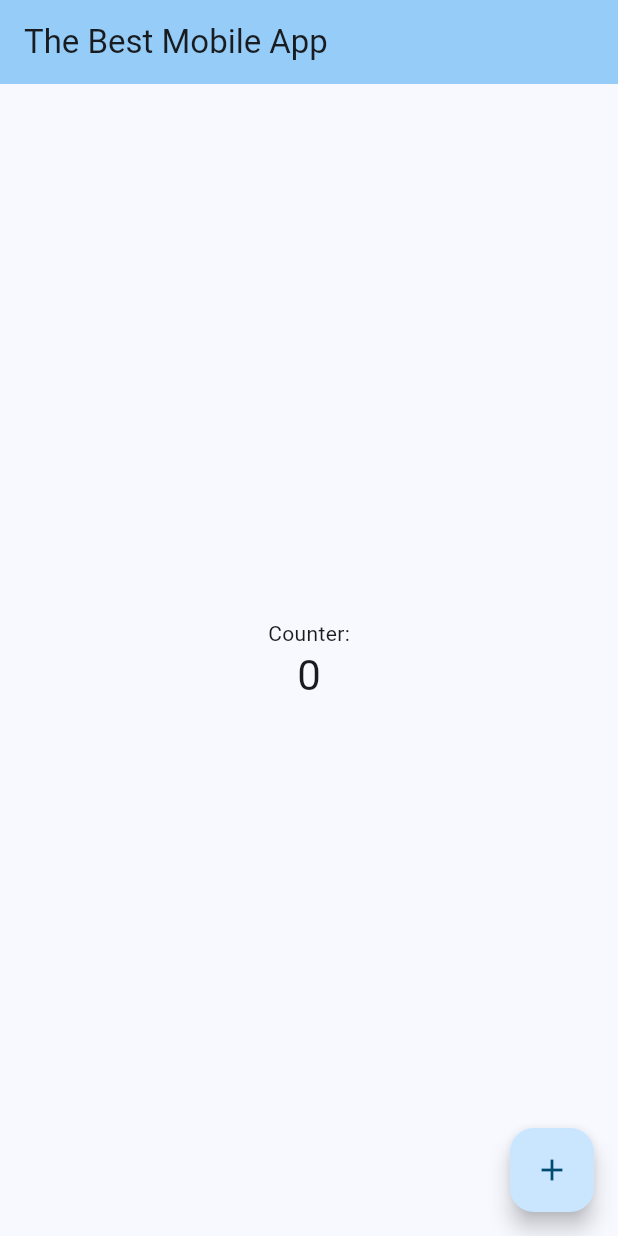
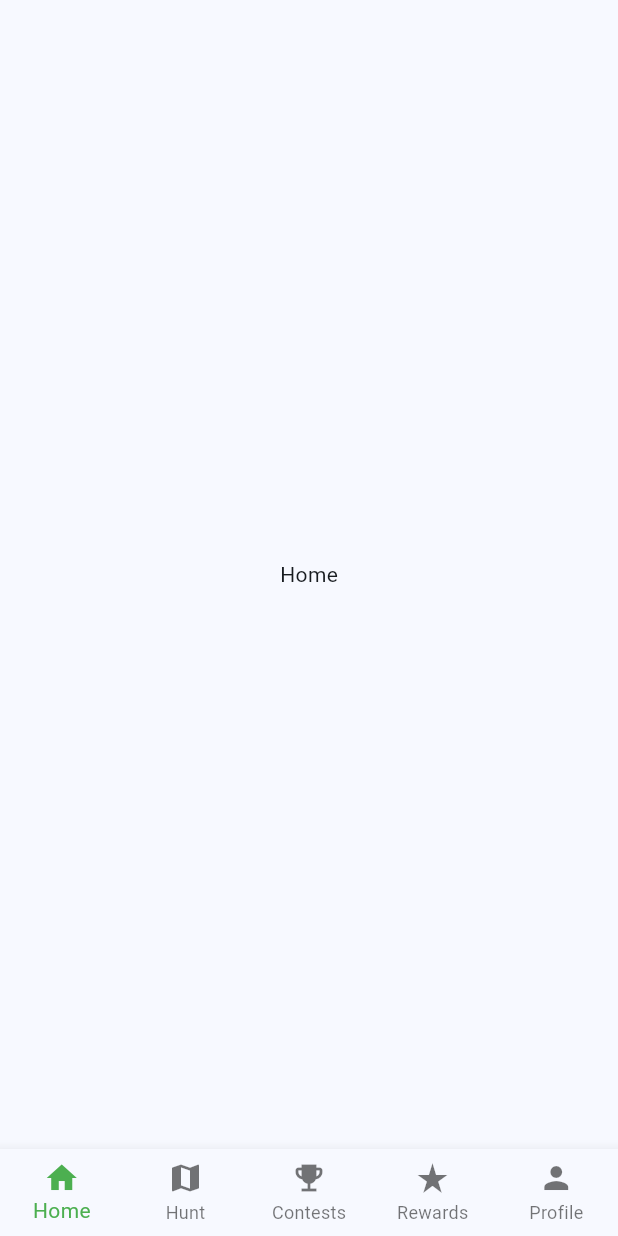
Before and after one commit to xKarinSan/Google-Ignite-2023, a Flutter app: the screen it shows after launch, on a phone screen of 412 x 824 dp. Run offline on Flutter 3.47's test engine with Material 2 defaults, Android fonts, the light colour scheme and no system bars; our stand-ins replace firebase_core, flutter_dotenv, localstorage; accounts and stored records are empty.

Commit message:
feat: routing

```diff
--- /dev/null
+++ b/lib/General/bottom_bar.dart
@@ -0,0 +1,84 @@
+import 'package:flutter/material.dart';
+import 'package:localstorage/localstorage.dart';
+
+// =============== pages ===============
+import "../Recycling/Pages/bin_locator.dart";
+import "../Home/pages/home.dart";
+import "../Contests/pages/all_contest_page.dart";
+
+void main() {
+  runApp(const BottomBar());
+}
+
+class BottomBar extends StatefulWidget {
+  const BottomBar({Key? key}) : super(key: key);
+  @override
+  State<BottomBar> createState() => _BottomBarState();
+}
+
+class _BottomBarState extends State<BottomBar> {
+  final LocalStorage storage = LocalStorage('bottom_bar_state');
+  int _selectedIndex = 0;
+
+  @override
+  bool get wantKeepAlive => true;
+
+  void _onItemTapped(int index) {
+    setState(() {
+      _selectedIndex = index;
+    });
+    storage.setItem('index', index);
+  }
+
+  @override
+  Widget build(BuildContext context) {
+    if (storage.getItem("index") != null) {
+      _selectedIndex = storage.getItem("index");
+      // print("index: $_selectedIndex");
+    } else {
+      _selectedIndex = 0;
+    }
+
+    return BottomNavigationBar(
+      type: BottomNavigationBarType.fixed,
+      selectedItemColor: Colors.green,
+      currentIndex: _selectedIndex,
+      items: const <BottomNavigationBarItem>[
+        BottomNavigationBarItem(
+          icon: Icon(Icons.home),
+          label: 'Home',
+        ),
+        BottomNavigationBarItem(
+          icon: Icon(Icons.map),
+          label: 'Hunt',
+        ),
+        BottomNavigationBarItem(
+          icon: Icon(Icons.emoji_events),
+          label: 'Contests',
+        ),
+        BottomNavigationBarItem(
+          icon: Icon(Icons.star_rate),
+          label: 'Rewards',
+        ),
+        BottomNavigationBarItem(
+          icon: Icon(Icons.person),
+          label: 'Profile',
+        ),
+      ],
+      onTap: (index) => {
+        _onItemTapped(index),
+        if (index == 0)
+          {Navigator.pushNamed(context, "/home")}
+        else if (index == 1)
+          {Navigator.pushNamed(context, "/recycling")}
+        else if (index == 2)
+          {Navigator.pushNamed(context, "/contests")}
+        else if (index == 3)
+          {Navigator.pushNamed(context, "/rewards")}
+        else if (index == 4)
+          {Navigator.pushNamed(context, "/profile")}
+      },
+      //some widget )
+    );
+  }
+}
--- /dev/null
+++ b/lib/Home/pages/home.dart
@@ -0,0 +1,20 @@
+import 'package:flutter/material.dart';
+
+import '../../General/bottom_bar.dart';
+
+void main() {
+  runApp(const HomePage());
+}
+
+class HomePage extends StatelessWidget {
+  const HomePage({Key? key}) : super(key: key);
+
+  @override
+  Widget build(BuildContext context) {
+    return const Scaffold(
+        body: const Center(
+          child: Text('Home'),
+        ),
+        bottomNavigationBar: const BottomBar());
+  }
+}
--- a/lib/main.dart
+++ b/lib/main.dart
@@ -1,7 +1,39 @@
 import 'package:flutter/material.dart';
+import "package:firebase_core/firebase_core.dart";
+import 'package:flutter_dotenv/flutter_dotenv.dart';
+import 'package:googleignite2023/firebase_options.dart';
+import 'General/bottom_bar.dart';
 
-void main() {
+// ================== pages ==================
+import 'home/pages/home.dart';
+import 'Recycling/Pages/bin_locator.dart';
+import 'Contests/pages/all_contest_page.dart';
+import 'Rewards/pages/rewards_page.dart';
+import 'Profile/pages/profile_page.dart';
+
+void main() async {
+  WidgetsFlutterBinding.ensureInitialized();
+  await dotenv.load();
+  print(dotenv.env['apiKey']);
+  print(dotenv.env['appId']);
+  print(dotenv.env['messagingSenderId']);
+  print(dotenv.env['projectId']);
+  print(dotenv.env['databaseURL']);
+  print(dotenv.env['storageBucket']);
+  // Firebase.initializeApp(
+  //     options:
+  //          DefaultFirebaseOptions.currentPlatform
+  //         FirebaseOptions(
+  //   apiKey: dotenv.env['apiKey'] ?? '',
+  //   appId: dotenv.env['appId'] ?? '',
+  //   messagingSenderId: dotenv.env['messagingSenderId'] ?? '',
+  //   projectId: dotenv.env['projectId'] ?? '',
+  //   databaseURL: dotenv.env['databaseURL'] ?? '',
+  //   storageBucket: dotenv.env['storageBucket'] ?? '',
+  // )
+  // );
   runApp(const MyApp());
+  print("Started");
 }
 
 class MyApp extends StatelessWidget {
@@ -11,42 +43,24 @@
   @override
   Widget build(BuildContext context) {
     return MaterialApp(
-      title: 'Flutter Demo',
-      theme: ThemeData(
-        // This is the theme of your application.
-        //
-        // TRY THIS: Try running your application with "flutter run". You'll see
-        // the application has a blue toolbar. Then, without quitting the app,
-        // try changing the seedColor in the colorScheme below to Colors.green
-        // and then invoke "hot reload" (save your changes or press the "hot
-        // reload" button in a Flutter-supported IDE, or press "r" if you used
-        // the command line to start the app).
-        //
-        // Notice that the counter didn't reset back to zero; the application
-        // state is not lost during the reload. To reset the state, use hot
-        // restart instead.
-        //
-        // This works for code too, not just values: Most code changes can be
-        // tested with just a hot reload.
-        colorScheme: ColorScheme.fromSeed(seedColor: Colors.lightBlue),
-        useMaterial3: true,
-      ),
-      home: const MyHomePage(title: 'The Best Mobile App'),
-    );
+        title: 'Flutter Demo',
+        theme: ThemeData(
+          colorScheme: ColorScheme.fromSeed(seedColor: Colors.lightBlue),
+          useMaterial3: true,
+        ),
+        home: const HomePage(),
+        routes: {
+          '/home': (context) => const HomePage(),
+          '/recycling': (context) => const BinLocator(),
+          '/contests': (context) => const ContestPage(),
+          '/rewards': (context) => const RewardsPage(),
+          '/profile': (context) => const ProfilePage()
+        });
   }
 }
 
 class MyHomePage extends StatefulWidget {
   const MyHomePage({super.key, required this.title});
-
-  // This widget is the home page of your application. It is stateful, meaning
-  // that it has a State object (defined below) that contains fields that affect
-  // how it looks.
-
-  // This class is the configuration for the state. It holds the values (in this
-  // case the title) provided by the parent (in this case the App widget) and
-  // used by the build method of the State. Fields in a Widget subclass are
-  // always marked "final".
 
   final String title;
 
@@ -55,19 +69,6 @@
 }
 
 class _MyHomePageState extends State<MyHomePage> {
-  int _counter = 0;
-
-  void _incrementCounter() {
-    setState(() {
-      // This call to setState tells the Flutter framework that something has
-      // changed in this State, which causes it to rerun the build method below
-      // so that the display can reflect the updated values. If we changed
-      // _counter without calling setState(), then the build method would not be
-      // called again, and so nothing would appear to happen.
-      _counter++;
-    });
-  }
-
   @override
   Widget build(BuildContext context) {
     // This method is rerun every time setState is called, for instance as done
@@ -86,40 +87,9 @@
         // the App.build method, and use it to set our appbar title.
         title: Text(widget.title),
       ),
-      body: Center(
-        // Center is a layout widget. It takes a single child and positions it
-        // in the middle of the parent.
-        child: Column(
-          // Column is also a layout widget. It takes a list of children and
-          // arranges them vertically. By default, it sizes itself to fit its
-          // children horizontally, and tries to be as tall as its parent.
-          //
-          // Column has various properties to control how it sizes itself and
-          // how it positions its children. Here we use mainAxisAlignment to
-          // center the children vertically; the main axis here is the vertical
-          // axis because Columns are vertical (the cross axis would be
-          // horizontal).
-          //
-          // TRY THIS: Invoke "debug painting" (choose the "Toggle Debug Paint"
-          // action in the IDE, or press "p" in the console), to see the
-          // wireframe for each widget.
-          mainAxisAlignment: MainAxisAlignment.center,
-          children: <Widget>[
-            const Text(
-              'Counter:',
-            ),
-            Text(
-              '$_counter',
-              style: Theme.of(context).textTheme.headlineMedium,
-            ),
-          ],
-        ),
-      ),
-      floatingActionButton: FloatingActionButton(
-        onPressed: _incrementCounter,
-        tooltip: 'Increment',
-        child: const Icon(Icons.add),
-      ), // This trailing comma makes auto-formatting nicer for build methods.
+      body:
+          Center(), // This trailing comma makes auto-formatting nicer for build methods.
+      // bottomNavigationBar: BottomBar(),
     );
   }
 }
```
Also changed, not shown: lib/Contests/pages/all_contest_page.dart (added, +23 -0 lines), lib/FirebaseCredentials/firebase_environment.dart (added, +19 -0 lines), lib/Profile/pages/profile_page.dart (added, +19 -0 lines), lib/Recycling/Pages/bin_locator.dart (added, +22 -0 lines), lib/Rewards/pages/rewards_page.dart (added, +19 -0 lines), pubspec.yaml (+8 -1 lines), lib/Authentication/Pages/login_page.dart (added), lib/Authentication/Pages/registration_page.dart (added), lib/firebase_options.dart (added), pubspec.lock, 8 other files.
